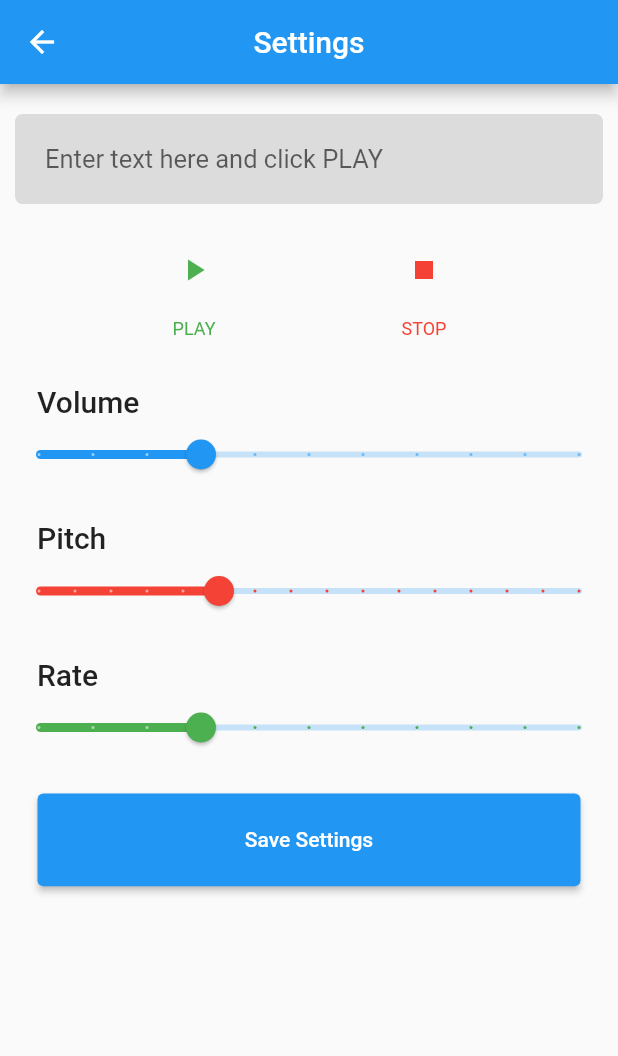
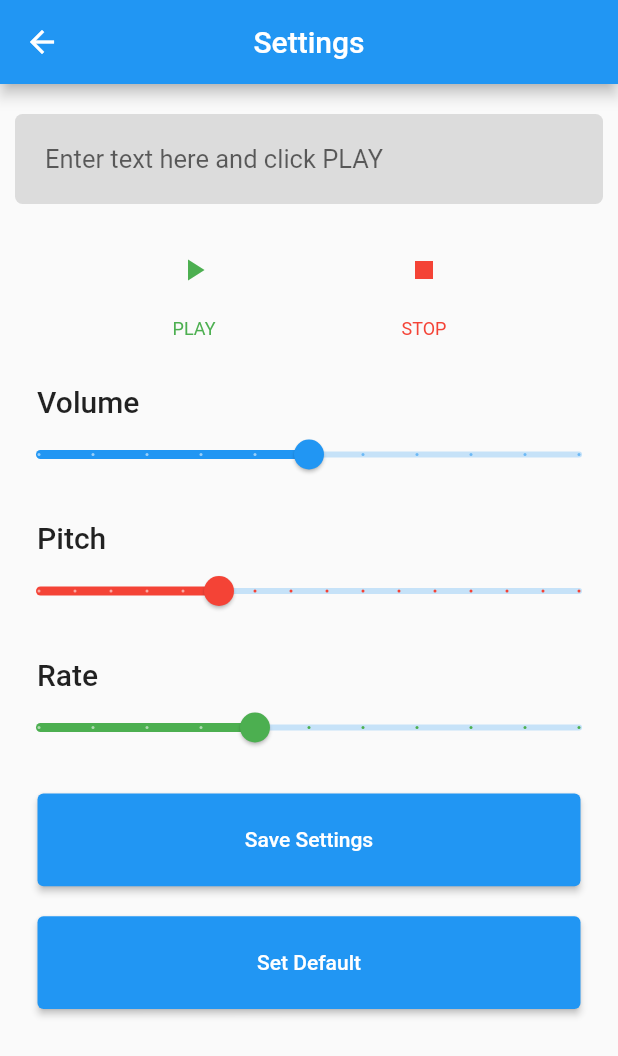
Before and after one commit to sujithsa007/workbreak2.0, a Flutter app: the screen it shows after launch, after a tap on the "settings" icon, on a phone screen of 412 x 824 dp. Shown: the top 1056 px of the screen. Run offline on Flutter 3.47's test engine with Material 2 defaults, Android fonts, the phone set to English and light mode, and no system bars; our stand-ins replace animated_splash_screen, flutter_tts, get, google_mobile_ads, page_transition, percent_indicator and 2 more; missing offline and left inert: flutter_background, grouped_buttons; network calls fail.

Commit message:
1. Settings logic spidered into code using shared preferences. 2. Added Set to default button

```diff
--- a/lib/controllers/text_to_speech_controller.dart
+++ b/lib/controllers/text_to_speech_controller.dart
@@ -10,21 +10,29 @@ import 'dart:async';
 import 'dart:io' show Platform;
 import 'package:flutter_tts/flutter_tts.dart';
 import 'package:get/get.dart';
+import 'package:shared_preferences/shared_preferences.dart';
 
 class TextToSpeechController extends GetxController {
   FlutterTts _flutterTts = new FlutterTts();
 
   bool get isAndroid => Platform.isAndroid;
 
-  double _volume = 1.0;
-  double _pitch = 1.0;
-  double _rate;
-
   TextToSpeechController() {
     _initTts();
   }
 
   Future _initTts() async {
+    SharedPreferences prefs = await SharedPreferences.getInstance();
+    if (prefs.getDouble('volume') == null) {
+      prefs.setDouble('volume', 1.0);
+    }
+    if (prefs.getDouble('pitch') == null) {
+      prefs.setDouble('pitch', 1.0);
+    }
+    if (prefs.getDouble('rate') == null) {
+      prefs.setDouble('rate', 0.7);
+    }
+
     if (isAndroid) {
       print('initTTS loop start************');
       await _flutterTts.isLanguageInstalled('en-US');
@@ -35,10 +43,11 @@ class TextToSpeechController extends GetxController {
   }
 
   Future speak(String text) async {
-    _rate = isAndroid ? 0.7 : 0.5;
-    await _flutterTts.setVolume(_volume);
-    await _flutterTts.setSpeechRate(_rate);
-    await _flutterTts.setPitch(_pitch);
+    SharedPreferences prefs = await SharedPreferences.getInstance();
+
+    await _flutterTts.setVolume(prefs.getDouble('volume'));
+    await _flutterTts.setSpeechRate(prefs.getDouble('rate'));
+    await _flutterTts.setPitch(prefs.getDouble('pitch'));
     await _flutterTts.awaitSpeakCompletion(true);
     await _flutterTts.speak(text);
   }
--- a/lib/utilities/tts_settings_screen.dart
+++ b/lib/utilities/tts_settings_screen.dart
@@ -5,6 +5,7 @@ import 'package:flutter/foundation.dart' show kIsWeb;
 import 'package:flutter/material.dart';
 import 'package:flutter_tts/flutter_tts.dart';
 import 'package:get/get.dart';
+import 'package:shared_preferences/shared_preferences.dart';
 
 class TTSSettingsScreen extends StatefulWidget {
   @override
@@ -17,9 +18,9 @@ class _TTSSettingsScreenState extends State<TTSSettingsScreen> {
   FlutterTts flutterTts;
   String language;
   String engine;
-  double volume = 0.5;
-  double pitch = 1.0;
-  double rate = 0.5;
+  double volume;
+  double pitch;
+  double rate;
   bool isCurrentLanguageInstalled = false;
 
   String _newVoiceText;
@@ -38,10 +39,20 @@ class _TTSSettingsScreenState extends State<TTSSettingsScreen> {
   @override
   initState() {
     super.initState();
+    _loadLatestSettings();
     initTts();
   }
 
-  initTts() {
+  _loadLatestSettings() async {
+    SharedPreferences prefs = await SharedPreferences.getInstance();
+    setState(() {
+      volume = prefs.getDouble('volume');
+      pitch = prefs.getDouble('pitch');
+      rate = prefs.getDouble('rate');
+    });
+  }
+
+  initTts() async {
     flutterTts = FlutterTts();
 
     flutterTts.setStartHandler(() {
@@ -283,12 +294,27 @@ class _TTSSettingsScreenState extends State<TTSSettingsScreen> {
           height: MediaQuery.of(context).size.width * .15,
           child: ElevatedButton(
               onPressed: () => _saveSettings(), child: Text('Save Settings')),
+        ),
+        SizedBox(
+          height: 20.0,
+        ),
+        Container(
+          // alignment: Alignment.center,
+          margin: EdgeInsets.only(left: 25, right: 25),
+          width: MediaQuery.of(context).size.width,
+          height: MediaQuery.of(context).size.width * .15,
+          child: ElevatedButton(
+              onPressed: () => _setDefault(), child: Text('Set Default')),
         )
       ],
     );
   }
 
-  _saveSettings() {
+  _saveSettings() async {
+    SharedPreferences prefs = await SharedPreferences.getInstance();
+    prefs.setDouble('volume', volume);
+    prefs.setDouble('pitch', pitch);
+    prefs.setDouble('rate', rate);
     Get.snackbar(
       'Success',
       'Settings have been updated',
@@ -299,9 +325,28 @@ class _TTSSettingsScreenState extends State<TTSSettingsScreen> {
     );
   }
 
+  _setDefault() async {
+    volume = 1.0;
+    pitch = 1.0;
+    rate = 0.7;
+    SharedPreferences prefs = await SharedPreferences.getInstance();
+    prefs.setDouble('volume', volume);
+    prefs.setDouble('pitch', pitch);
+    prefs.setDouble('rate', rate);
+    Get.snackbar(
+      'Success',
+      'Default settings have been applied',
+      snackPosition: SnackPosition.BOTTOM,
+      duration: Duration(seconds: 2),
+      colorText: Colors.white,
+      backgroundColor: Colors.green,
+    );
+    setState(() {});
+  }
+
   Widget _volume() {
     return Slider(
-        value: volume,
+        value: volume == null ? 1.0 : volume,
         onChanged: (newVolume) {
           setState(() => volume = newVolume);
         },
@@ -313,7 +358,7 @@ class _TTSSettingsScreenState extends State<TTSSettingsScreen> {
 
   Widget _pitch() {
     return Slider(
-      value: pitch,
+      value: pitch == null ? 1.0 : pitch,
       onChanged: (newPitch) {
         setState(() => pitch = newPitch);
       },
@@ -327,7 +372,7 @@ class _TTSSettingsScreenState extends State<TTSSettingsScreen> {
 
   Widget _rate() {
     return Slider(
-      value: rate,
+      value: rate == null ? 0.7 : rate,
       onChanged: (newRate) {
         setState(() => rate = newRate);
       },
--- a/lib/views/home_screen.dart
+++ b/lib/views/home_screen.dart
@@ -256,7 +256,7 @@ class _HomeScreenState extends State<HomeScreen> {
                                 IconButton(
                                   icon: new Icon(Icons.settings),
                                   tooltip: 'Settings',
-                                  onPressed: () => Get.to(
+                                  onPressed: () => Get.to(() =>
                                       TTSSettingsScreen()), // null disables the button
                                 ),
                               ],
--- a/pubspec.yaml
+++ b/pubspec.yaml
@@ -22,6 +22,7 @@ dependencies:
   animated_splash_screen: ^1.0.1+2
   page_transition: ^1.1.7+4
   flutter_background: ^1.0.1
+  shared_preferences: ^2.0.0
 
 
 dev_dependencies:
```
Also changed, not shown: pubspec.lock.
